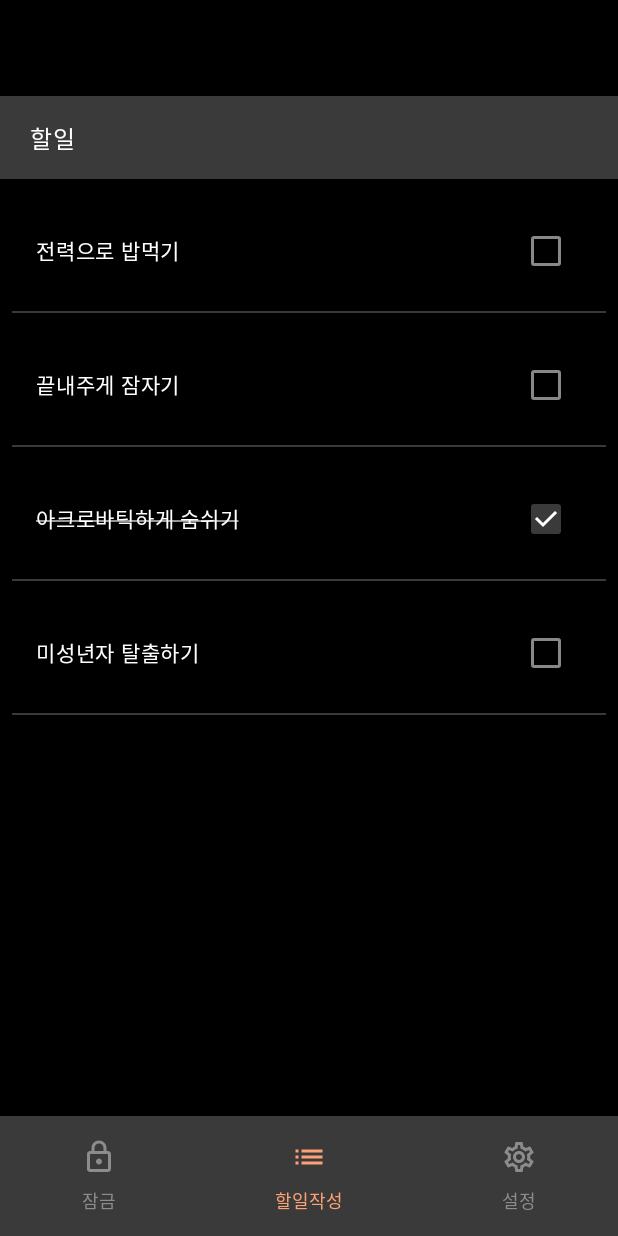
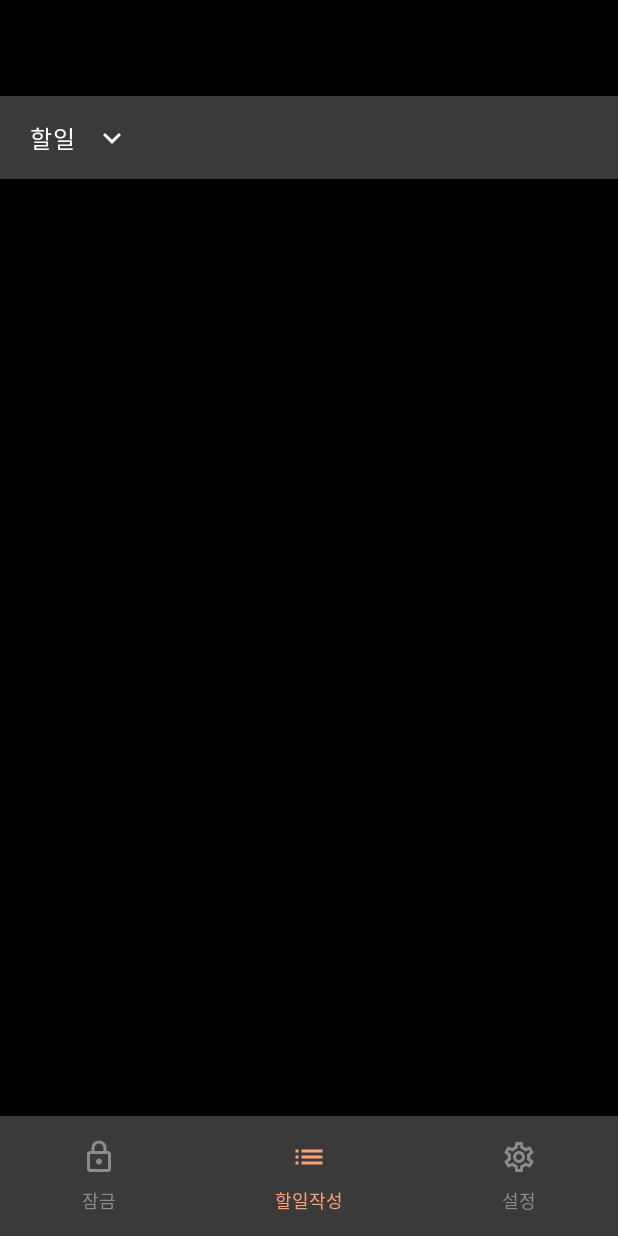
Before and after one commit to qpeterp/TodoLock, an Android app built with Jetpack Compose: the todo screen opened through its navigation route, on a phone screen of 412 x 824 dp. Run offline under Robolectric (Android 15) with nearby library versions, the phone set to English and light mode, and no system bars.

Commit message:
Feat :: Add TodoScreen.kt todolist open/close animation

```diff
--- a/app/src/main/java/com/qpeterp/todolock/ui/main/todo/TodoScreen.kt
+++ b/app/src/main/java/com/qpeterp/todolock/ui/main/todo/TodoScreen.kt
@@ -1,5 +1,11 @@
 package com.qpeterp.todolock.ui.main.todo
 
+import androidx.compose.animation.AnimatedVisibility
+import androidx.compose.animation.core.tween
+import androidx.compose.animation.expandVertically
+import androidx.compose.animation.fadeIn
+import androidx.compose.animation.fadeOut
+import androidx.compose.animation.shrinkVertically
 import androidx.compose.foundation.background
 import androidx.compose.foundation.layout.Arrangement
 import androidx.compose.foundation.layout.Box
@@ -11,10 +17,19 @@ import androidx.compose.foundation.layout.height
 import androidx.compose.foundation.layout.padding
 import androidx.compose.foundation.lazy.LazyColumn
 import androidx.compose.foundation.lazy.itemsIndexed
+import androidx.compose.material.icons.Icons
+import androidx.compose.material.icons.outlined.KeyboardArrowDown
+import androidx.compose.material.icons.outlined.KeyboardArrowUp
 import androidx.compose.material3.Checkbox
 import androidx.compose.material3.CheckboxDefaults
+import androidx.compose.material3.Icon
+import androidx.compose.material3.IconButton
 import androidx.compose.material3.Text
 import androidx.compose.runtime.Composable
+import androidx.compose.runtime.getValue
+import androidx.compose.runtime.mutableStateOf
+import androidx.compose.runtime.saveable.rememberSaveable
+import androidx.compose.runtime.setValue
 import androidx.compose.ui.Alignment
 import androidx.compose.ui.Modifier
 import androidx.compose.ui.graphics.Color
@@ -42,6 +57,8 @@ fun TodoScreen() {
 
 @Composable
 fun TodoList() {
+    var expanded by rememberSaveable { mutableStateOf(false) }
+
     val users = listOf(
         TodoData("전력으로 밥먹기", false),
         TodoData("끝내주게 잠자기", false),
@@ -54,7 +71,6 @@ fun TodoList() {
         modifier = Modifier
             .fillMaxSize()
     ) {
-        // 타이틀을 위한 Row
         Row(
             modifier = Modifier
                 .fillMaxWidth()
@@ -69,9 +85,22 @@ fun TodoList() {
                 color = Color.White,
                 fontSize = 16.sp
             )
+            IconButton(
+                onClick = {expanded = !expanded},
+            ) {
+                Icon(
+                    imageVector = if (expanded) Icons.Outlined.KeyboardArrowUp else Icons.Outlined.KeyboardArrowDown,
+                    contentDescription = "More",
+                    tint = Color.White
+                )
+            }
         }
 
-        // 할 일 목록을 표시하는 LazyColumn
+        AnimatedVisibility(
+            visible = expanded,
+            enter = expandVertically(animationSpec = tween(300)) + fadeIn(),
+            exit = shrinkVertically(animationSpec = tween(300)) + fadeOut()
+        ) {
             LazyColumn(
                 modifier = Modifier
                     .fillMaxSize()
@@ -80,6 +109,7 @@ fun TodoList() {
             ) {
                 itemsIndexed(users) { index, user ->
                     UserItem(user)
+                }
             }
         }
     }
```
Lines whose indentation alone changed are shown as unchanged.
